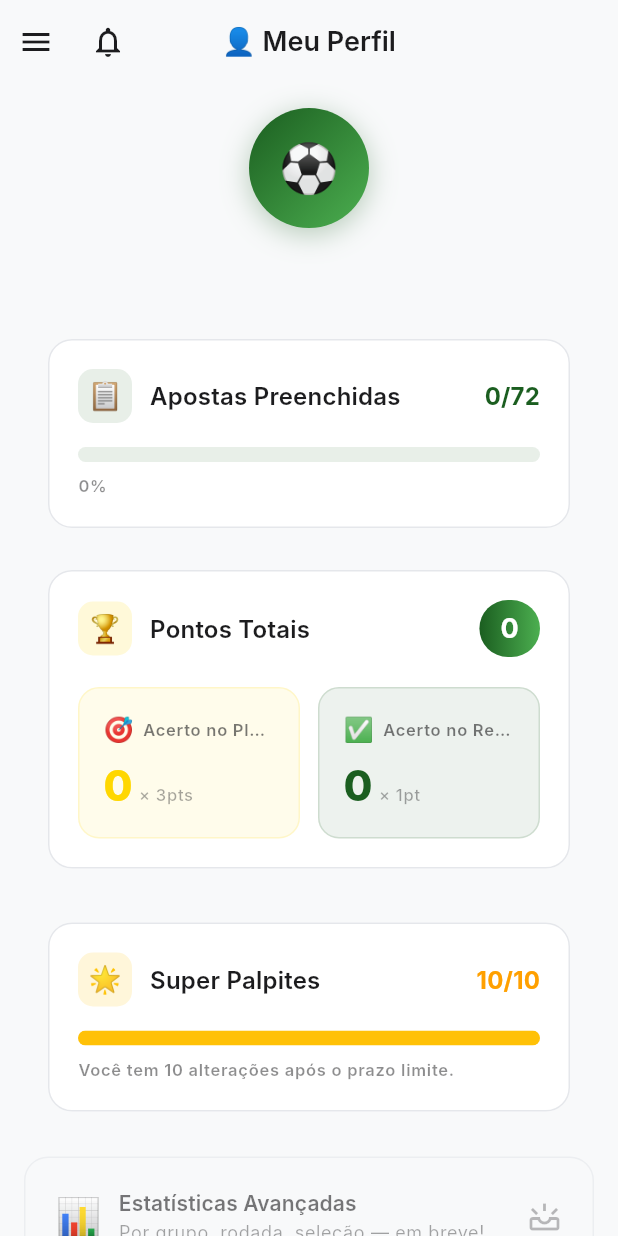
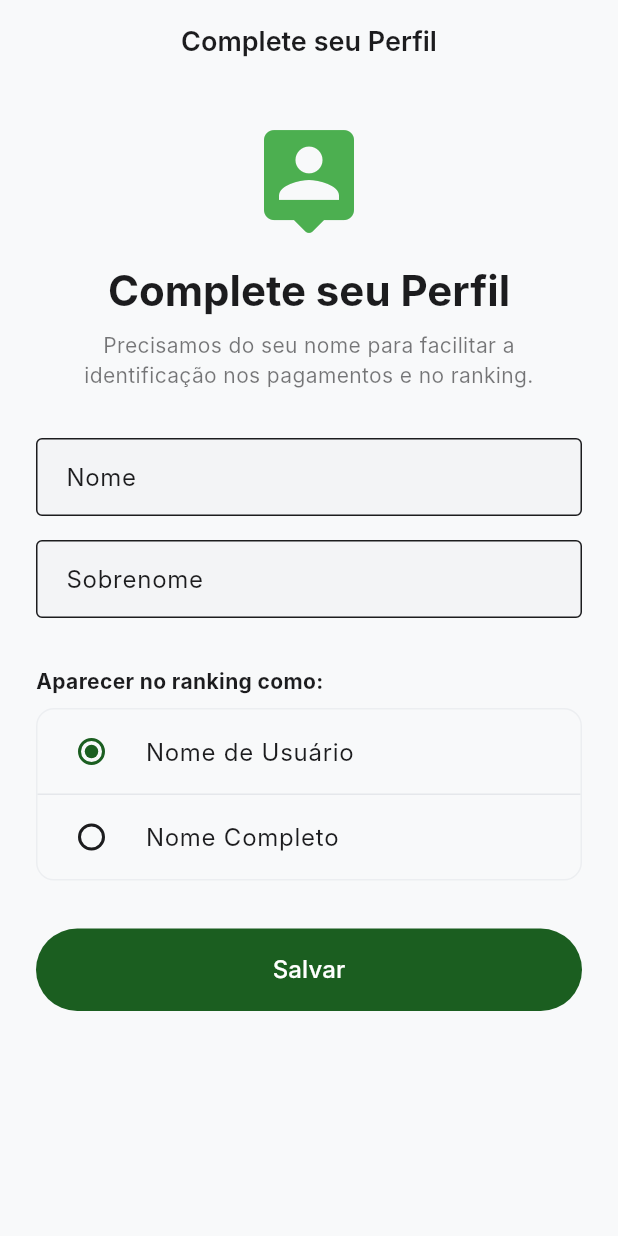
Before and after one commit to dserenini/WC-GuessingGame, a Flutter app: the ProfileScreen screen opened by its route, on a phone screen of 412 x 824 dp. Run offline on Flutter 3.47's test engine with Material 3 defaults, Android fonts, the light colour scheme and no system bars; our stand-ins replace cached_network_image, csv, flutter_dotenv, flutter_riverpod, go_router, screenshot and 3 more; missing offline and left inert: dart:js_interop; accounts and stored records are empty; Roboto replaces fonts that are missing (Inter).

Commit message:
feat: add full_name, display_preference and unique username constraint
- Add full_name and display_preference columns to profiles table
- Add UNIQUE constraint to username in schema.sql
- Update user_rankings and league_rankings views to include new fields
- Add ProfileCompletionScreen requiring users to fill Name + Last Name
- ProfileScreen now redirects to completion flow if full_name is empty
- RankingEntry model updated with fullName, displayPreference and displayName getter
- RankingScreen updated to respect display preference
- Internationalize all new fields in PT, EN and IT (app_*.arb)
- Add SQL migration script supabase/01_full_name.sql
- Fix Google Sheets fallback URL in master_data_service.dart
- Inject SHEET_CSV_URL via Docker ARG in Dockerfile and deploy.yml

```diff
--- a/lib/features/profile/providers/profile_stats_provider.dart
+++ b/lib/features/profile/providers/profile_stats_provider.dart
@@ -3,6 +3,8 @@ import 'package:supabase_flutter/supabase_flutter.dart';
 
 class ProfileStats {
   final String username;
+  final String? fullName;
+  final String displayPreference;
   final String? avatarUrl;
   final String email;
   final int totalBets;
@@ -14,6 +16,8 @@ class ProfileStats {
 
   const ProfileStats({
     required this.username,
+    this.fullName,
+    required this.displayPreference,
     this.avatarUrl,
     required this.email,
     required this.totalBets,
@@ -36,7 +40,7 @@ final profileStatsProvider = FutureProvider<ProfileStats>((ref) async {
   // Fetch profile
   final profileData = await client
       .from('profiles')
-      .select('username, avatar_url, super_palpites_used')
+      .select('username, full_name, display_preference, avatar_url, super_palpites_used')
       .eq('id', user.id)
       .single();
 
@@ -68,6 +72,8 @@ final profileStatsProvider = FutureProvider<ProfileStats>((ref) async {
 
   return ProfileStats(
     username: profileData['username'] as String? ?? '',
+    fullName: profileData['full_name'] as String?,
+    displayPreference: profileData['display_preference'] as String? ?? 'username',
     avatarUrl: profileData['avatar_url'] as String?,
     email: user.email ?? '',
     totalBets: totalBets,
--- /dev/null
+++ b/lib/features/profile/screens/profile_completion_screen.dart
@@ -0,0 +1,179 @@
+import 'package:flutter/material.dart';
+import 'package:flutter_riverpod/flutter_riverpod.dart';
+import 'package:supabase_flutter/supabase_flutter.dart';
+import 'package:copa2026/l10n/app_localizations.dart';
+import 'package:copa2026/features/profile/providers/profile_stats_provider.dart';
+
+class ProfileCompletionScreen extends ConsumerStatefulWidget {
+  const ProfileCompletionScreen({super.key});
+
+  @override
+  ConsumerState<ProfileCompletionScreen> createState() => _ProfileCompletionScreenState();
+}
+
+class _ProfileCompletionScreenState extends ConsumerState<ProfileCompletionScreen> {
+  final _formKey = GlobalKey<FormState>();
+  final _firstNameController = TextEditingController();
+  final _lastNameController = TextEditingController();
+
+  String _displayPreference = 'username';
+  bool _isLoading = false;
+
+  @override
+  void dispose() {
+    _firstNameController.dispose();
+    _lastNameController.dispose();
+    super.dispose();
+  }
+
+  Future<void> _submit() async {
+    if (!_formKey.currentState!.validate()) return;
+
+    setState(() => _isLoading = true);
+
+    try {
+      final user = Supabase.instance.client.auth.currentUser;
+      if (user == null) throw Exception('User not logged in');
+
+      final fullName = '${_firstNameController.text.trim()} ${_lastNameController.text.trim()}';
+
+      await Supabase.instance.client.from('profiles').update({
+        'full_name': fullName,
+        'display_preference': _displayPreference,
+      }).eq('id', user.id);
+
+      // Invalidate the provider so the ProfileScreen re-fetches the stats
+      ref.invalidate(profileStatsProvider);
+    } catch (e) {
+      if (mounted) {
+        ScaffoldMessenger.of(context).showSnackBar(
+          SnackBar(content: Text(e.toString())),
+        );
+      }
+    } finally {
+      if (mounted) setState(() => _isLoading = false);
+    }
+  }
+
+  @override
+  Widget build(BuildContext context) {
+    final l = AppLocalizations.of(context)!;
+    final cs = Theme.of(context).colorScheme;
+
+    return Scaffold(
+      appBar: AppBar(
+        title: Text(l.completeProfileTitle),
+        // No drawer, no back button => force them to complete
+        automaticallyImplyLeading: false,
+      ),
+      body: SafeArea(
+        child: SingleChildScrollView(
+          padding: const EdgeInsets.all(24.0),
+          child: Form(
+            key: _formKey,
+            child: Column(
+              crossAxisAlignment: CrossAxisAlignment.stretch,
+              children: [
+                const Icon(Icons.person_pin_rounded, size: 80, color: Colors.green),
+                const SizedBox(height: 16),
+                Text(
+                  l.completeProfileTitle,
+                  style: Theme.of(context).textTheme.headlineMedium?.copyWith(
+                    fontWeight: FontWeight.bold,
+                  ),
+                  textAlign: TextAlign.center,
+                ),
+                const SizedBox(height: 8),
+                Text(
+                  l.completeProfileDesc,
+                  style: TextStyle(color: cs.onSurface.withOpacity(0.6)),
+                  textAlign: TextAlign.center,
+                ),
+                const SizedBox(height: 32),
+
+                TextFormField(
+                  controller: _firstNameController,
+                  decoration: InputDecoration(
+                    labelText: l.firstName,
+                    border: const OutlineInputBorder(),
+                  ),
+                  validator: (value) {
+                    if (value == null || value.trim().isEmpty) {
+                      return l.nameRequired;
+                    }
+                    return null;
+                  },
+                ),
+                const SizedBox(height: 16),
+
+                TextFormField(
+                  controller: _lastNameController,
+                  decoration: InputDecoration(
+                    labelText: l.lastName,
+                    border: const OutlineInputBorder(),
+                  ),
+                  validator: (value) {
+                    if (value == null || value.trim().isEmpty) {
+                      return l.nameRequired;
+                    }
+                    return null;
+                  },
+                ),
+                const SizedBox(height: 32),
+
+                Text(
+                  l.displayAs,
+                  style: const TextStyle(fontWeight: FontWeight.bold),
+                ),
+                const SizedBox(height: 8),
+
+                Container(
+                  decoration: BoxDecoration(
+                    border: Border.all(color: cs.outline.withOpacity(0.3)),
+                    borderRadius: BorderRadius.circular(12),
+                  ),
+                  child: Column(
+                    children: [
+                      RadioListTile<String>(
+                        title: Text(l.displayAsUsername),
+                        value: 'username',
+                        groupValue: _displayPreference,
+                        onChanged: (value) {
+                          if (value != null) {
+                            setState(() => _displayPreference = value);
+                          }
+                        },
+                      ),
+                      const Divider(height: 1),
+                      RadioListTile<String>(
+                        title: Text(l.displayAsFullName),
+                        value: 'full_name',
+                        groupValue: _displayPreference,
+                        onChanged: (value) {
+                          if (value != null) {
+                            setState(() => _displayPreference = value);
+                          }
+                        },
+                      ),
+                    ],
+                  ),
+                ),
+
+                const SizedBox(height: 32),
+                FilledButton(
+                  onPressed: _isLoading ? null : _submit,
+                  style: FilledButton.styleFrom(
+                    padding: const EdgeInsets.symmetric(vertical: 16),
+                  ),
+                  child: _isLoading
+                      ? const SizedBox(height: 20, width: 20, child: CircularProgressIndicator(strokeWidth: 2))
+                      : Text(l.save, style: const TextStyle(fontSize: 16)),
+                ),
+              ],
+            ),
+          ),
+        ),
+      ),
+    );
+  }
+}
--- a/lib/features/profile/screens/profile_screen.dart
+++ b/lib/features/profile/screens/profile_screen.dart
@@ -7,6 +7,7 @@ import 'package:copa2026/features/profile/providers/profile_stats_provider.dart'
 import 'package:copa2026/features/auth/providers/auth_provider.dart';
 import 'package:copa2026/shared/widgets/app_drawer.dart';
 import 'package:copa2026/features/notifications/widgets/notification_bell.dart';
+import 'package:copa2026/features/profile/screens/profile_completion_screen.dart';
 
 class ProfileScreen extends ConsumerWidget {
   const ProfileScreen({super.key});
@@ -16,6 +17,25 @@ class ProfileScreen extends ConsumerWidget {
     final l = AppLocalizations.of(context)!;
     final statsAsync = ref.watch(profileStatsProvider);
     final cs = Theme.of(context).colorScheme;
+
+    return statsAsync.when(
+      loading: () => const Scaffold(body: Center(child: CircularProgressIndicator())),
+      error: (e, _) => Scaffold(
+        body: Center(
+          child: Padding(
+            padding: const EdgeInsets.all(24),
+            child: Text(
+              e.toString(),
+              style: TextStyle(color: cs.error),
+              textAlign: TextAlign.center,
+            ),
+          ),
+        ),
+      ),
+      data: (stats) {
+        if (stats.fullName == null || stats.fullName!.trim().isEmpty) {
+          return const ProfileCompletionScreen();
+        }
 
         return Scaffold(
           appBar: AppBar(
@@ -34,19 +54,7 @@ class ProfileScreen extends ConsumerWidget {
             ),
           ),
           drawer: const AppDrawer(),
-      body: statsAsync.when(
-        loading: () => const Center(child: CircularProgressIndicator()),
-        error: (e, _) => Center(
-          child: Padding(
-            padding: const EdgeInsets.all(24),
-            child: Text(
-              e.toString(),
-              style: TextStyle(color: cs.error),
-              textAlign: TextAlign.center,
-            ),
-          ),
-        ),
-        data: (stats) => RefreshIndicator(
+          body: RefreshIndicator(
             onRefresh: () async => ref.invalidate(profileStatsProvider),
             child: ListView(
               padding: const EdgeInsets.all(16),
@@ -72,7 +80,8 @@ class ProfileScreen extends ConsumerWidget {
               ],
             ),
           ),
-      ),
+        );
+      },
     );
   }
 }
@@ -111,8 +120,8 @@ class _ProfileHeader extends StatelessWidget {
           ),
           child: Center(
             child: Text(
-              stats.username.isNotEmpty
-                  ? stats.username[0].toUpperCase()
+              (stats.fullName?.isNotEmpty == true ? stats.fullName! : stats.username).isNotEmpty
+                  ? (stats.fullName?.isNotEmpty == true ? stats.fullName! : stats.username)[0].toUpperCase()
                   : '⚽',
               style: const TextStyle(
                 fontSize: 32,
@@ -124,7 +133,7 @@ class _ProfileHeader extends StatelessWidget {
         ),
         const SizedBox(height: 12),
         Text(
-          stats.username,
+          stats.fullName?.isNotEmpty == true ? stats.fullName! : stats.username,
           style: Theme.of(context).textTheme.headlineSmall?.copyWith(
                 fontWeight: FontWeight.w700,
               ),
--- a/lib/l10n/app_it.arb
+++ b/lib/l10n/app_it.arb
@@ -213,5 +213,13 @@
   "paymentIbanKey": "IBAN: IT93W0364601600526228392905",
   "copiedToClipboard": "Copiato negli appunti!",
   "paymentPixAmount": "Importo: R$ 20,00",
-  "paymentIbanAmount": "Importo: € 5,00"
+  "paymentIbanAmount": "Importo: € 5,00",
+  "firstName": "Nome",
+  "lastName": "Cognome",
+  "displayAs": "Apparire in classifica come:",
+  "displayAsUsername": "Nome utente",
+  "displayAsFullName": "Nome e Cognome",
+  "completeProfileTitle": "Completa il tuo profilo",
+  "completeProfileDesc": "Abbiamo bisogno del tuo nome per facilitare l'identificazione nei pagamenti e in classifica.",
+  "nameRequired": "Inserisci il tuo nome e cognome"
 }
--- a/lib/l10n/app_localizations.dart
+++ b/lib/l10n/app_localizations.dart
@@ -1143,6 +1143,54 @@ abstract class AppLocalizations {
   /// In pt, this message translates to:
   /// **'Valor: € 5,00'**
   String get paymentIbanAmount;
+
+  /// No description provided for @firstName.
+  ///
+  /// In pt, this message translates to:
+  /// **'Nome'**
+  String get firstName;
+
+  /// No description provided for @lastName.
+  ///
+  /// In pt, this message translates to:
+  /// **'Sobrenome'**
+  String get lastName;
+
+  /// No description provided for @displayAs.
+  ///
+  /// In pt, this message translates to:
+  /// **'Aparecer no ranking como:'**
+  String get displayAs;
+
+  /// No description provided for @displayAsUsername.
+  ///
+  /// In pt, this message translates to:
+  /// **'Nome de Usuário'**
+  String get displayAsUsername;
+
+  /// No description provided for @displayAsFullName.
+  ///
+  /// In pt, this message translates to:
+  /// **'Nome Completo'**
+  String get displayAsFullName;
+
+  /// No description provided for @completeProfileTitle.
+  ///
+  /// In pt, this message translates to:
+  /// **'Complete seu Perfil'**
+  String get completeProfileTitle;
+
+  /// No description provided for @completeProfileDesc.
+  ///
+  /// In pt, this message translates to:
+  /// **'Precisamos do seu nome para facilitar a identificação nos pagamentos e no ranking.'**
+  String get completeProfileDesc;
+
+  /// No description provided for @nameRequired.
+  ///
+  /// In pt, this message translates to:
+  /// **'Preencha seu nome e sobrenome'**
+  String get nameRequired;
 }
 
 class _AppLocalizationsDelegate
--- a/lib/l10n/app_localizations_it.dart
+++ b/lib/l10n/app_localizations_it.dart
@@ -565,4 +565,29 @@ class AppLocalizationsIt extends AppLocalizations {
 
   @override
   String get paymentIbanAmount => 'Importo: € 5,00';
+
+  @override
+  String get firstName => 'Nome';
+
+  @override
+  String get lastName => 'Cognome';
+
+  @override
+  String get displayAs => 'Apparire in classifica come:';
+
+  @override
+  String get displayAsUsername => 'Nome utente';
+
+  @override
+  String get displayAsFullName => 'Nome e Cognome';
+
+  @override
+  String get completeProfileTitle => 'Completa il tuo profilo';
+
+  @override
+  String get completeProfileDesc =>
+      'Abbiamo bisogno del tuo nome per facilitare l\'identificazione nei pagamenti e in classifica.';
+
+  @override
+  String get nameRequired => 'Inserisci il tuo nome e cognome';
 }
--- a/lib/l10n/app_localizations_pt.dart
+++ b/lib/l10n/app_localizations_pt.dart
@@ -563,4 +563,29 @@ class AppLocalizationsPt extends AppLocalizations {
 
   @override
   String get paymentIbanAmount => 'Valor: € 5,00';
+
+  @override
+  String get firstName => 'Nome';
+
+  @override
+  String get lastName => 'Sobrenome';
+
+  @override
+  String get displayAs => 'Aparecer no ranking como:';
+
+  @override
+  String get displayAsUsername => 'Nome de Usuário';
+
+  @override
+  String get displayAsFullName => 'Nome Completo';
+
+  @override
+  String get completeProfileTitle => 'Complete seu Perfil';
+
+  @override
+  String get completeProfileDesc =>
+      'Precisamos do seu nome para facilitar a identificação nos pagamentos e no ranking.';
+
+  @override
+  String get nameRequired => 'Preencha seu nome e sobrenome';
 }
--- a/lib/l10n/app_pt.arb
+++ b/lib/l10n/app_pt.arb
@@ -213,5 +213,13 @@
   "paymentIbanKey": "IBAN: IT93W0364601600526228392905",
   "copiedToClipboard": "Copiado para a área de transferência!",
   "paymentPixAmount": "Valor: R$ 20,00",
-  "paymentIbanAmount": "Valor: € 5,00"
+  "paymentIbanAmount": "Valor: € 5,00",
+  "firstName": "Nome",
+  "lastName": "Sobrenome",
+  "displayAs": "Aparecer no ranking como:",
+  "displayAsUsername": "Nome de Usuário",
+  "displayAsFullName": "Nome Completo",
+  "completeProfileTitle": "Complete seu Perfil",
+  "completeProfileDesc": "Precisamos do seu nome para facilitar a identificação nos pagamentos e no ranking.",
+  "nameRequired": "Preencha seu nome e sobrenome"
 }
```
Also changed, not shown: lib/features/ranking/screens/ranking_screen.dart (+4 -4 lines), lib/l10n/app_en.arb (+9 -1 lines), lib/l10n/app_localizations_en.dart (+25 -0 lines), lib/services/master_data_service.dart (+5 -3 lines), lib/shared/models/bet.dart (+14 -1 lines), 5 other files. Lines whose indentation alone changed are shown as unchanged.
